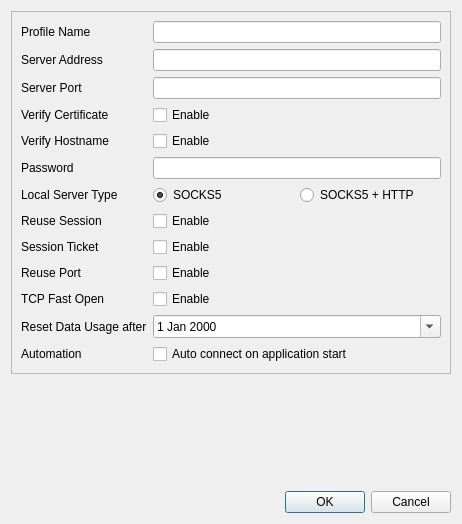
Before: the Qt Designer form ui/editdialog.ui in Trojan-Qt5/Trojan-Qt5, drawn with Qt 5.
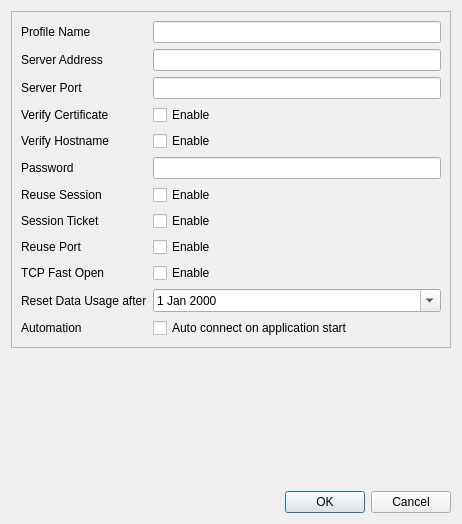
After: the same form once the commit is applied.

```diff
--- a/ui/editdialog.ui
+++ b/ui/editdialog.ui
@@ -23,6 +23,9 @@
       <enum>QFrame::Raised</enum>
      </property>
      <layout class="QFormLayout" name="formLayout">
+      <property name="fieldGrowthPolicy">
+       <enum>QFormLayout::ExpandingFieldsGrow</enum>
+      </property>
       <property name="labelAlignment">
        <set>Qt::AlignLeading|Qt::AlignLeft|Qt::AlignVCenter</set>
       </property>
@@ -106,58 +109,69 @@
        </widget>
       </item>
       <item row="6" column="0">
-       <widget class="QLabel" name="localServerTypeLabel">
+       <widget class="QLabel" name="reuseSessionLabel">
         <property name="text">
-         <string>Local Server Type</string>
+         <string>Reuse Session</string>
         </property>
        </widget>
       </item>
       <item row="6" column="1">
-       <layout class="QHBoxLayout" name="horizontalLayout">
-        <item>
-         <widget class="QRadioButton" name="socks5RadioButton">
-          <property name="text">
-           <string>SOCKS5</string>
-          </property>
-          <property name="checked">
-           <bool>true</bool>
-          </property>
-         </widget>
-        </item>
-        <item>
-         <widget class="QRadioButton" name="dualRadioButton">
-          <property name="text">
-           <string>SOCKS5 + HTTP</string>
-          </property>
-          <property name="checked">
-           <bool>false</bool>
-          </property>
-         </widget>
-        </item>
-       </layout>
+       <widget class="QCheckBox" name="reuseSessionCheckBox">
+        <property name="text">
+         <string>Enable</string>
+        </property>
+       </widget>
       </item>
-      <item row="10" column="0">
+      <item row="7" column="0">
+       <widget class="QLabel" name="sessionTicketLabel">
+        <property name="text">
+         <string>Session Ticket</string>
+        </property>
+       </widget>
+      </item>
+      <item row="7" column="1">
+       <widget class="QCheckBox" name="sessionTicketCheckBox">
+        <property name="text">
+         <string>Enable</string>
+        </property>
+       </widget>
+      </item>
+      <item row="8" column="0">
+       <widget class="QLabel" name="reusePortLabel">
+        <property name="text">
+         <string>Reuse Port</string>
+        </property>
+       </widget>
+      </item>
+      <item row="8" column="1">
+       <widget class="QCheckBox" name="reusePortCheckBox">
+        <property name="text">
+         <string>Enable</string>
+        </property>
+       </widget>
+      </item>
+      <item row="9" column="0">
        <widget class="QLabel" name="tcpFastOpenLabel">
         <property name="text">
          <string>TCP Fast Open</string>
         </property>
        </widget>
       </item>
-      <item row="10" column="1">
+      <item row="9" column="1">
        <widget class="QCheckBox" name="tcpFastOpenCheckBox">
         <property name="text">
          <string>Enable</string>
         </property>
        </widget>
       </item>
-      <item row="11" column="0">
+      <item row="10" column="0">
        <widget class="QLabel" name="resetDateLabel">
         <property name="text">
          <string>Reset Data Usage after</string>
         </property>
        </widget>
       </item>
-      <item row="11" column="1">
+      <item row="10" column="1">
        <widget class="QDateEdit" name="resetDateEdit">
         <property name="sizePolicy">
          <sizepolicy hsizetype="Expanding" vsizetype="Fixed">
@@ -170,14 +184,14 @@
         </property>
        </widget>
       </item>
-      <item row="12" column="0">
+      <item row="11" column="0">
        <widget class="QLabel" name="autoStartLabel">
         <property name="text">
          <string>Automation</string>
         </property>
        </widget>
       </item>
-      <item row="12" column="1">
+      <item row="11" column="1">
        <widget class="QCheckBox" name="autoStartCheckBox">
         <property name="sizePolicy">
          <sizepolicy hsizetype="Expanding" vsizetype="Fixed">
@@ -190,48 +204,6 @@
         </property>
        </widget>
       </item>
-      <item row="9" column="0">
-       <widget class="QLabel" name="reusePortLabel">
-        <property name="text">
-         <string>Reuse Port</string>
-        </property>
-       </widget>
-      </item>
-      <item row="9" column="1">
-       <widget class="QCheckBox" name="reusePortCheckBox">
-        <property name="text">
-         <string>Enable</string>
-        </property>
-       </widget>
-      </item>
-      <item row="7" column="0">
-       <widget class="QLabel" name="reuseSessionLabel">
-        <property name="text">
-         <string>Reuse Session</string>
-        </property>
-       </widget>
-      </item>
-      <item row="7" column="1">
-       <widget class="QCheckBox" name="reuseSessionCheckBox">
-        <property name="text">
-         <string>Enable</string>
-        </property>
-       </widget>
-      </item>
-      <item row="8" column="0">
-       <widget class="QLabel" name="sessionTicketLabel">
-        <property name="text">
-         <string>Session Ticket</string>
-        </property>
-       </widget>
-      </item>
-      <item row="8" column="1">
-       <widget class="QCheckBox" name="sessionTicketCheckBox">
-        <property name="text">
-         <string>Enable</string>
-        </property>
-       </widget>
-      </item>
      </layout>
     </widget>
    </item>
```
